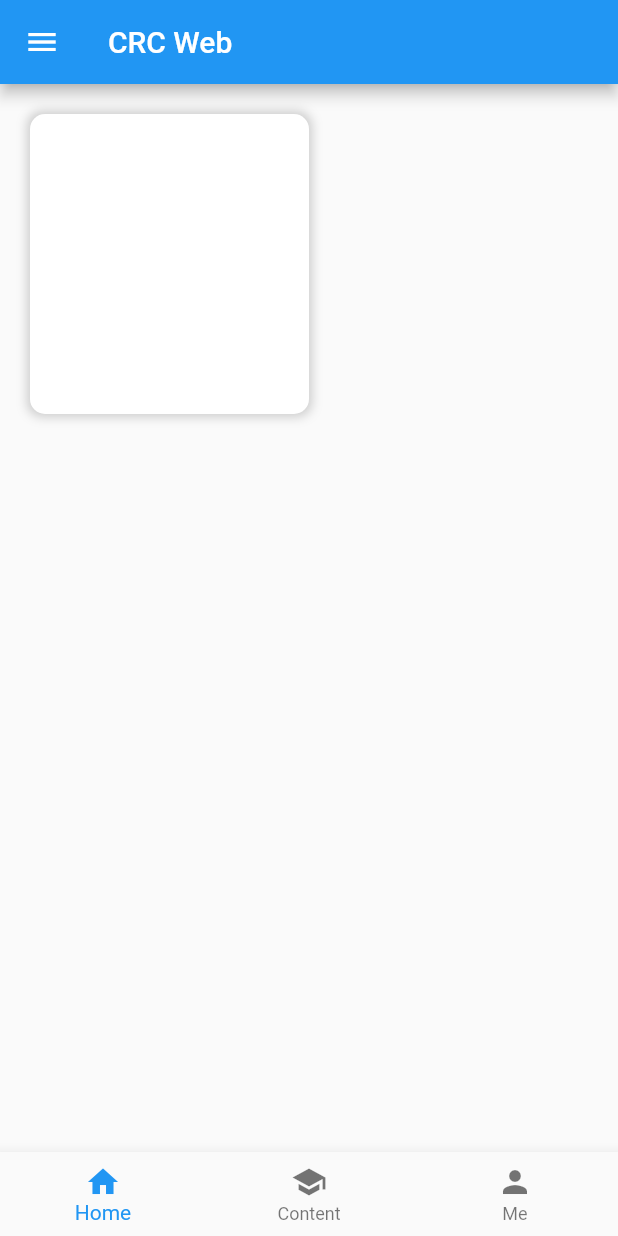
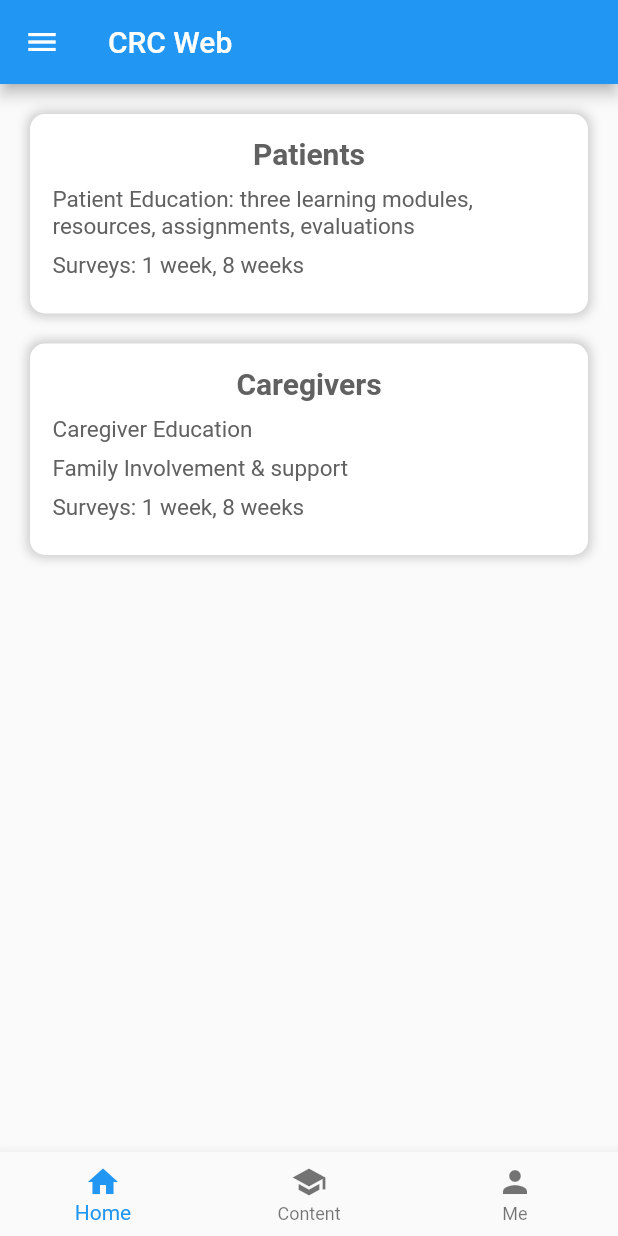
Before and after one commit to ImNotDarren/CRCWeb, a Flutter app: the screen it shows after launch, on a phone screen of 412 x 824 dp. Run offline on Flutter 3.47's test engine with Material 2 defaults, Android fonts, the phone set to English and light mode, and no system bars.

Commit message:
added role_cards to landing page

```diff
--- a/lib/screens/content.dart
+++ b/lib/screens/content.dart
@@ -8,7 +8,7 @@ class ContentPage extends StatelessWidget {
     return const Scaffold(
       body: Center(
         child: Text('Content'),
-      )
+      ),
     );
   }
 }
--- a/lib/screens/landing_page.dart
+++ b/lib/screens/landing_page.dart
@@ -1,14 +1,18 @@
+import 'package:crc_web/widgets/role_cards.dart';
 import 'package:flutter/material.dart';
 
 var decoration = BoxDecoration(
     // border: Border.all(
-    //   color: Colors.blue,
-    //   width: 1.3,
+    //   color: Colors.blue.shade200,
+    //   width: 1.5,
     // ),
     color: Colors.white,
     boxShadow: [
       BoxShadow(
-          color: Colors.grey.withOpacity(0.5), spreadRadius: 2, blurRadius: 5)
+        color: Colors.grey.withOpacity(0.5),
+        spreadRadius: 2,
+        blurRadius: 5,
+      ),
     ],
     borderRadius: BorderRadius.circular(10));
 
@@ -24,18 +28,46 @@ class LandingPage extends StatelessWidget {
           children: <Widget>[
             // choose patient or caregivers
             Center(
-                  child: Row(
+              child: Column(
                 mainAxisSize: MainAxisSize.max,
                 children: [
                   Container(
-                        width: (MediaQuery.of(context).size.width - 40) * 0.5,
-                        height: 200,
+                    margin: const EdgeInsets.only(bottom: 20),
+                    // width: MediaQuery.of(context).size.width,
                     decoration: decoration,
+                    child: const Padding(
+                      padding: EdgeInsets.all(15),
+                      child: MyCard(
+                        title: 'Patients',
+                        content: [
+                          'Patient Education: three learning modules, resources, assignments, evaluations',
+                          'Surveys: 1 week, 8 weeks'
+                        ],
+                      ),
+                    ),
+                  ),
+                  Container(
+                    margin: const EdgeInsets.only(bottom: 20),
+                    // width: MediaQuery.of(context).size.width,
+                    decoration: decoration,
+                    child: const Padding(
+                      padding: EdgeInsets.all(15),
+                      child: MyCard(
+                        title: 'Caregivers',
+                        content: [
+                          'Caregiver Education',
+                          'Family Involvement & support',
+                          'Surveys: 1 week, 8 weeks'
+                        ],
+                      ),
+                    ),
                   ),
                 ],
               ),
             ),
           ],
-            )));
+        ),
+      ),
+    );
   }
 }
--- a/lib/screens/me.dart
+++ b/lib/screens/me.dart
@@ -8,7 +8,7 @@ class MePage extends StatelessWidget {
     return const Scaffold(
       body: Center(
         child: Text('Me'),
-      )
+      ),
     );
   }
 }
--- a/lib/widgets/box.dart
+++ b/lib/widgets/box.dart
@@ -17,7 +17,9 @@ class MyBox extends StatelessWidget {
             color: Colors.blue,
             width: 1.3,
           ),
-              borderRadius: BorderRadius.circular(10))),
+          borderRadius: BorderRadius.circular(10),
+        ),
+      ),
     );
   }
 }
--- /dev/null
+++ b/lib/widgets/role_cards.dart
@@ -0,0 +1,43 @@
+import 'package:flutter/material.dart';
+
+class MyCard extends StatelessWidget {
+  const MyCard({super.key, required this.title, required this.content});
+
+  final String title;
+  final List<String> content;
+
+  @override
+  Widget build(BuildContext context) {
+    return Column(
+      crossAxisAlignment: CrossAxisAlignment.start,
+      children: <Widget>[
+        Center(
+          child: Container(
+            margin: const EdgeInsets.only(bottom: 10),
+            child: Text(
+              title,
+              textAlign: TextAlign.center,
+              style: TextStyle(
+                fontSize: 20,
+                fontWeight: FontWeight.bold,
+                color: Colors.grey.shade700,
+              ),
+            ),
+          ),
+        ),
+        ...content.map((item) {
+          return Container(
+            margin: const EdgeInsets.only(bottom: 8),
+            child: Text(
+              item,
+              style: TextStyle(
+                fontSize: 15,
+                color: Colors.grey.shade700,
+              ),
+            ),
+          );
+        }).toList()
+      ],
+    );
+  }
+}
```
Also changed, not shown: lib/screens/home.dart (+5 -3 lines). Lines whose indentation alone changed are shown as unchanged.
